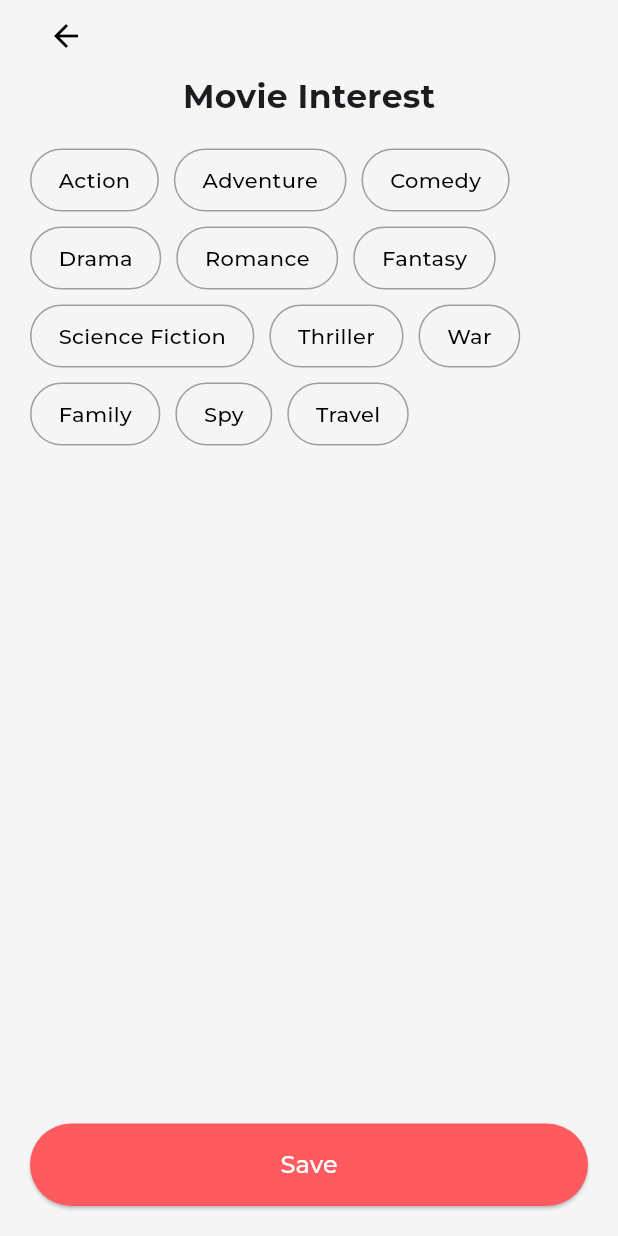
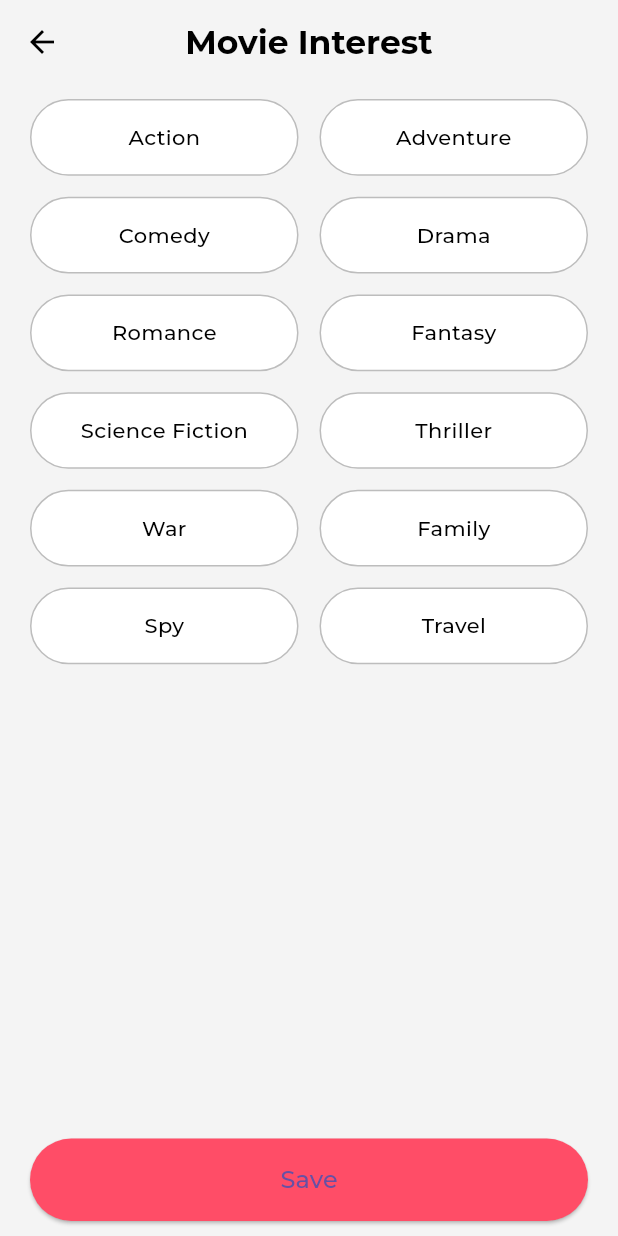
Before and after one commit to mrduck58/movie-ticket-booking, a Flutter app: the MovieInterestScreen screen opened directly, on a phone screen of 412 x 824 dp. Run offline on Flutter 3.47's test engine with Material 3 defaults, Android fonts, the phone set to English and light mode, and no system bars; our stand-ins replace dio, flutter_riverpod, go_router, shared_preferences, state_notifier, youtube_player_iframe; accounts and stored records are empty; network calls fail; project files that could hold a hidden picture were left out.

Commit message:
#2 - create movie interest select

```diff
--- a/lib/features/login/presentation/pages/movie_interest_screen.dart
+++ b/lib/features/login/presentation/pages/movie_interest_screen.dart
@@ -1,146 +1,138 @@
 import 'package:flutter/material.dart';
-import 'complete_profile.dart';
-class MovieInterestScreen extends StatefulWidget {
+import 'package:flutter_riverpod/flutter_riverpod.dart';
+import 'package:go_router/go_router.dart';
+import '../../../home/presentation/pages/home_page.dart';
+import '../provider/movie_interest_provider.dart';
+
+class MovieInterestScreen extends ConsumerWidget {
   const MovieInterestScreen({super.key});
 
   @override
-  State<MovieInterestScreen> createState() =>
-      _MovieInterestScreenState();
-}
+  Widget build(BuildContext context, WidgetRef ref) {
+    final interests = ref.watch(movieInterestProvider);
 
-class _MovieInterestScreenState
-    extends State<MovieInterestScreen> {
+    const accent = Color(0xFFFF4D67);
 
-  final List<String> genres = [
-    "Action",
-    "Adventure",
-    "Comedy",
-    "Drama",
-    "Romance",
-    "Fantasy",
-    "Science Fiction",
-    "Thriller",
-    "War",
-    "Family",
-    "Spy",
-    "Travel",
-  ];
+    return Scaffold(
+      backgroundColor: const Color(0xfff4f4f4),
 
-  final Set<String> selectedGenres = {};
+      appBar: AppBar(
+        elevation: 0,
+        backgroundColor: Colors.transparent,
+        leading: IconButton(
+          icon: const Icon(Icons.arrow_back, color: Colors.black),
+          onPressed: () => context.pop(),
+        ),
+        centerTitle: true,
+        title: const Text(
+          "Movie Interest",
+          style: TextStyle(color: Colors.black, fontWeight: FontWeight.bold),
+        ),
+      ),
 
-  @override
-  Widget build(BuildContext context) {
-    return Scaffold(
-      backgroundColor: const Color(0xFFF5F5F5),
-      body: SafeArea(
-        child: Padding(
-          padding: const EdgeInsets.symmetric(horizontal: 20),
-          child: Column(
-            crossAxisAlignment: CrossAxisAlignment.start,
-            children: [
+      body: Padding(
+        padding: const EdgeInsets.symmetric(horizontal: 20),
 
-              /// Back
-              IconButton(
-                  onPressed: () {
-                    Navigator.pushAndRemoveUntil(
-                      context,
-                      MaterialPageRoute(
-                        builder: (_) => const CompleteProfileScreen(),
-                      ),
-                      (route) => false,
-                    );
-                  },
-                  icon: const Icon(Icons.arrow_back, color: Colors.black),
+        child: Column(
+          children: [
+            /// GENRE GRID
+            Expanded(
+              child: GridView.builder(
+                padding: const EdgeInsets.only(top: 10),
+                itemCount: interests.length,
+
+                gridDelegate: const SliverGridDelegateWithFixedCrossAxisCount(
+                  crossAxisCount: 2,
+                  mainAxisSpacing: 14,
+                  crossAxisSpacing: 14,
+                  childAspectRatio: 3.5,
                 ),
 
-
-              const Center(
-                child: Text(
-                  "Movie Interest",
-                  style: TextStyle(
-                    fontSize: 22,
-                    fontWeight: FontWeight.bold,
-                  ),
-                ),
-              ),
-
-              const SizedBox(height: 20),
-
-              /// Genre Chips
-              Wrap(
-                spacing: 10,
-                runSpacing: 10,
-                children: genres.map((genre) {
-                  final isSelected =
-                      selectedGenres.contains(genre);
+                itemBuilder: (context, index) {
+                  final genre = interests[index];
 
                   return GestureDetector(
                     onTap: () {
-                      setState(() {
-                        if (isSelected) {
-                          selectedGenres.remove(genre);
-                        } else {
-                          selectedGenres.add(genre);
-                        }
-                      });
+                      ref
+                          .read(movieInterestProvider.notifier)
+                          .toggleGenre(index);
                     },
-                    child: Container(
-                      padding: const EdgeInsets.symmetric(
-                          horizontal: 18, vertical: 10),
+
+                    child: AnimatedContainer(
+                      duration: const Duration(milliseconds: 200),
+
+                      alignment: Alignment.center,
+
                       decoration: BoxDecoration(
-                        color: isSelected
-                            ? const Color(0xFFFF5A5F)
-                            : Colors.transparent,
-                        borderRadius:
-                            BorderRadius.circular(25),
+                        color: genre.isSelected ? accent : Colors.white,
+
+                        borderRadius: BorderRadius.circular(30),
+
                         border: Border.all(
-                          color: isSelected
-                              ? const Color(0xFFFF5A5F)
-                              : Colors.grey,
+                          color: genre.isSelected
+                              ? accent
+                              : Colors.grey.shade400,
                         ),
+
+                        boxShadow: [
+                          if (genre.isSelected)
+                            const BoxShadow(
+                              color: Colors.black12,
+                              blurRadius: 6,
+                              offset: Offset(0, 3),
+                            ),
+                        ],
                       ),
+
                       child: Text(
-                        genre,
+                        genre.name,
                         style: TextStyle(
-                          color: isSelected
-                              ? Colors.white
-                              : Colors.black,
+                          color: genre.isSelected ? Colors.white : Colors.black,
                           fontWeight: FontWeight.w500,
                         ),
                       ),
                     ),
                   );
-                }).toList(),
+                },
               ),
+            ),
 
-              const Spacer(),
+            const SizedBox(height: 10),
 
-              /// Save Button
-              SizedBox(
+            /// SAVE BUTTON
+            SafeArea(
+              child: SizedBox(
                 width: double.infinity,
                 height: 55,
+
                 child: ElevatedButton(
                   style: ElevatedButton.styleFrom(
-                    backgroundColor:
-                        const Color(0xFFFF5A5F),
+                    backgroundColor: accent,
                     shape: RoundedRectangleBorder(
-                      borderRadius:
-                          BorderRadius.circular(30),
+                      borderRadius: BorderRadius.circular(30),
                     ),
                   ),
+
                   onPressed: () {
-                    // Sau này chuyển sang Home
+                    final selected = ref
+                        .read(movieInterestProvider.notifier)
+                        .selectedGenres;
+
+                    debugPrint("Selected genres: $selected");
+
+                    Navigator.pushReplacement(
+                      context,
+                      MaterialPageRoute(builder: (_) => const HomePage()),
+                    );
                   },
-                  child: const Text(
-                    "Save",
-                    style: TextStyle(fontSize: 16, color: Colors.white),
-                  ),
+
+                  child: const Text("Save", style: TextStyle(fontSize: 16)),
                 ),
               ),
+            ),
 
-              const SizedBox(height: 20),
-            ],
-          ),
+            const SizedBox(height: 10),
+          ],
         ),
       ),
     );
```
Also changed, not shown: lib/features/login/data/models/movie_interest_model.dart (added, +20 -0 lines), lib/features/login/presentation/provider/movie_interest_provider.dart (added, +44 -0 lines).
